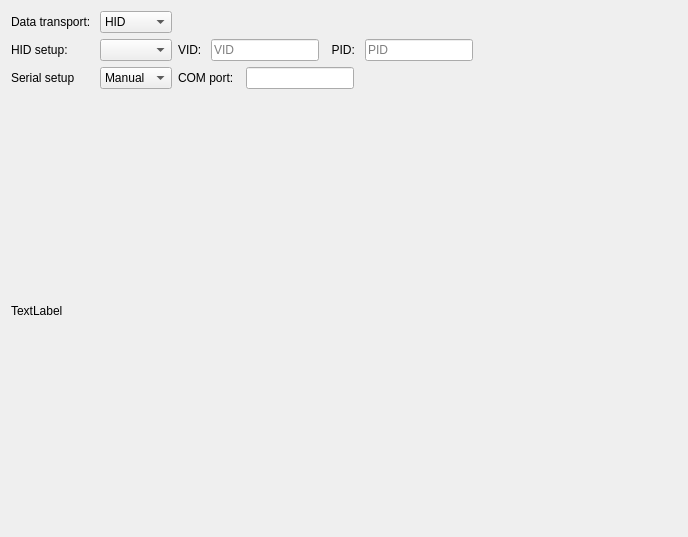
Qt form Panes/hmd_pane.ui (JX5S/HadesVR_GUI_Tool) before a commit.
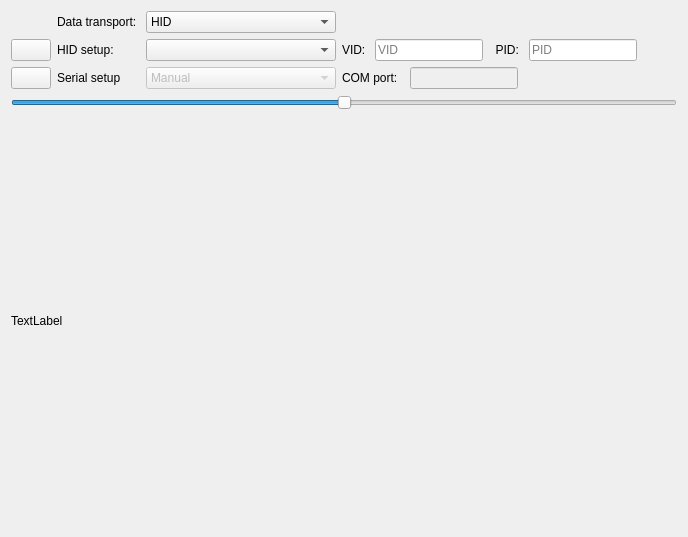
The same form after that commit. Icons and pictures are not drawn.

Commit message: Added Serial and HID device detection

What changed in the file:
```diff
--- a/Panes/hmd_pane.ui
+++ b/Panes/hmd_pane.ui
@@ -16,50 +16,7 @@
   <layout class="QVBoxLayout" name="verticalLayout">
    <item>
     <layout class="QGridLayout" name="gridLayout">
-     <item row="2" column="2">
-      <layout class="QHBoxLayout" name="horizontalLayout_3">
-       <item>
-        <widget class="QLabel" name="label_7">
-         <property name="text">
-          <string>COM port:  </string>
-         </property>
-        </widget>
-       </item>
-       <item>
-        <widget class="QLineEdit" name="lineEdit_COM">
-         <property name="enabled">
-          <bool>true</bool>
-         </property>
-         <property name="sizePolicy">
-          <sizepolicy hsizetype="Maximum" vsizetype="Fixed">
-           <horstretch>0</horstretch>
-           <verstretch>0</verstretch>
-          </sizepolicy>
-         </property>
-         <property name="minimumSize">
-          <size>
-           <width>50</width>
-           <height>0</height>
-          </size>
-         </property>
-        </widget>
-       </item>
-       <item>
-        <spacer name="horizontalSpacer">
-         <property name="orientation">
-          <enum>Qt::Horizontal</enum>
-         </property>
-         <property name="sizeHint" stdset="0">
-          <size>
-           <width>40</width>
-           <height>20</height>
-          </size>
-         </property>
-        </spacer>
-       </item>
-      </layout>
-     </item>
-     <item row="1" column="2">
+     <item row="1" column="3">
       <layout class="QHBoxLayout" name="horizontalLayout">
        <item>
         <widget class="QLabel" name="label_6">
@@ -137,17 +94,16 @@
        </item>
       </layout>
      </item>
-     <item row="0" column="0">
-      <widget class="QLabel" name="label_2">
-       <property name="text">
-        <string>Data transport: </string>
-       </property>
-      </widget>
-     </item>
-     <item row="2" column="1">
+     <item row="2" column="2">
       <widget class="QComboBox" name="COM_Box">
        <property name="enabled">
-        <bool>true</bool>
+        <bool>false</bool>
+       </property>
+       <property name="minimumSize">
+        <size>
+         <width>100</width>
+         <height>0</height>
+        </size>
        </property>
        <item>
         <property name="text">
@@ -156,39 +112,141 @@
        </item>
       </widget>
      </item>
-     <item row="0" column="1">
-      <widget class="QComboBox" name="transportBox">
-       <item>
-        <property name="text">
-         <string>HID</string>
-        </property>
-       </item>
-       <item>
-        <property name="text">
-         <string>Serial</string>
-        </property>
-       </item>
-      </widget>
-     </item>
      <item row="1" column="1">
-      <widget class="QComboBox" name="HID_Box"/>
-     </item>
-     <item row="1" column="0">
       <widget class="QLabel" name="label_3">
        <property name="text">
         <string>HID setup:</string>
        </property>
       </widget>
      </item>
-     <item row="2" column="0">
+     <item row="2" column="1">
       <widget class="QLabel" name="label_4">
        <property name="text">
         <string>Serial setup</string>
        </property>
       </widget>
      </item>
+     <item row="1" column="2">
+      <widget class="QComboBox" name="HID_Box">
+       <property name="sizePolicy">
+        <sizepolicy hsizetype="MinimumExpanding" vsizetype="Fixed">
+         <horstretch>0</horstretch>
+         <verstretch>0</verstretch>
+        </sizepolicy>
+       </property>
+       <property name="minimumSize">
+        <size>
+         <width>100</width>
+         <height>0</height>
+        </size>
+       </property>
+      </widget>
+     </item>
+     <item row="0" column="2">
+      <widget class="QComboBox" name="transportBox">
+       <item>
+        <property name="text">
+         <string>HID</string>
+        </property>
+       </item>
+       <item>
+        <property name="text">
+         <string>Serial</string>
+        </property>
+       </item>
+      </widget>
+     </item>
+     <item row="2" column="3">
+      <layout class="QHBoxLayout" name="horizontalLayout_3">
+       <item>
+        <widget class="QLabel" name="label_7">
+         <property name="text">
+          <string>COM port:  </string>
+         </property>
+        </widget>
+       </item>
+       <item>
+        <widget class="QLineEdit" name="lineEdit_COM">
+         <property name="enabled">
+          <bool>false</bool>
+         </property>
+         <property name="sizePolicy">
+          <sizepolicy hsizetype="Maximum" vsizetype="Fixed">
+           <horstretch>0</horstretch>
+           <verstretch>0</verstretch>
+          </sizepolicy>
+         </property>
+         <property name="minimumSize">
+          <size>
+           <width>50</width>
+           <height>0</height>
+          </size>
+         </property>
+        </widget>
+       </item>
+       <item>
+        <spacer name="horizontalSpacer">
+         <property name="orientation">
+          <enum>Qt::Horizontal</enum>
+         </property>
+         <property name="sizeHint" stdset="0">
+          <size>
+           <width>40</width>
+           <height>20</height>
+          </size>
+         </property>
+        </spacer>
+       </item>
+      </layout>
+     </item>
+     <item row="0" column="1">
+      <widget class="QLabel" name="label_2">
+       <property name="text">
+        <string>Data transport: </string>
+       </property>
+      </widget>
+     </item>
+     <item row="1" column="0">
+      <widget class="QPushButton" name="refreshHID">
+       <property name="toolTip">
+        <string>Reload HID devices</string>
+       </property>
+       <property name="text">
+        <string/>
+       </property>
+       <property name="icon">
+        <iconset theme="sync-synchronizing"/>
+       </property>
+      </widget>
+     </item>
+     <item row="2" column="0">
+      <widget class="QPushButton" name="refreshSerial">
+       <property name="toolTip">
+        <string>Reload COM port devices</string>
+       </property>
+       <property name="text">
+        <string/>
+       </property>
+       <property name="icon">
+        <iconset theme="sync-synchronizing"/>
+       </property>
+      </widget>
+     </item>
     </layout>
    </item>
+   <item>
+    <widget class="QSlider" name="horizontalSlider">
+     <property name="minimum">
+      <number>-100000</number>
+     </property>
+     <property name="maximum">
+      <number>100000</number>
+     </property>
+     <property name="orientation">
+      <enum>Qt::Horizontal</enum>
+     </property>
+    </widget>
+   </item>
    <item>
     <widget class="QLabel" name="label">
      <property name="text">
```
The commit also changes 25 other files.
